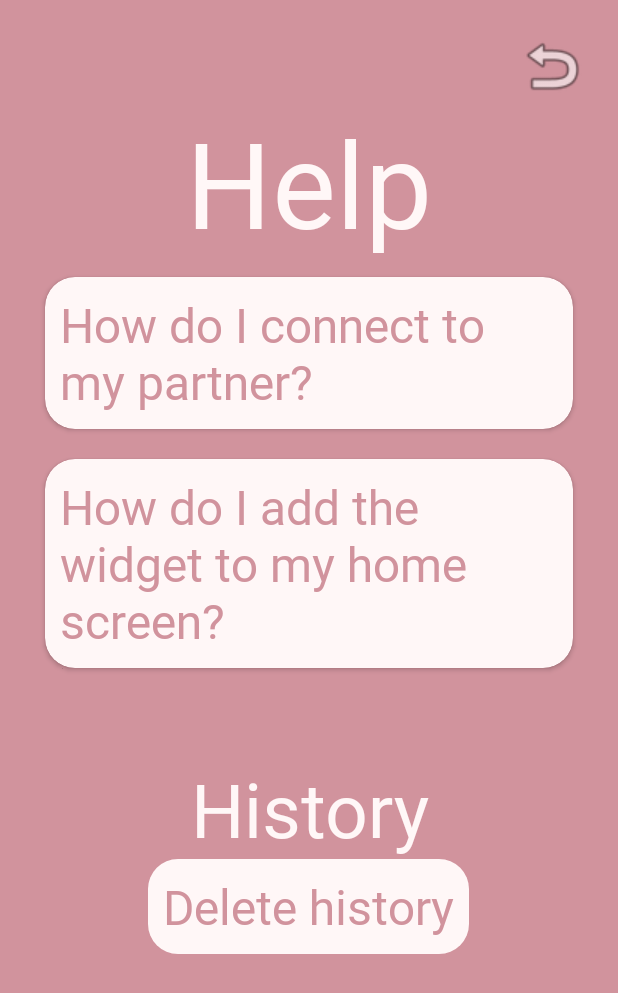
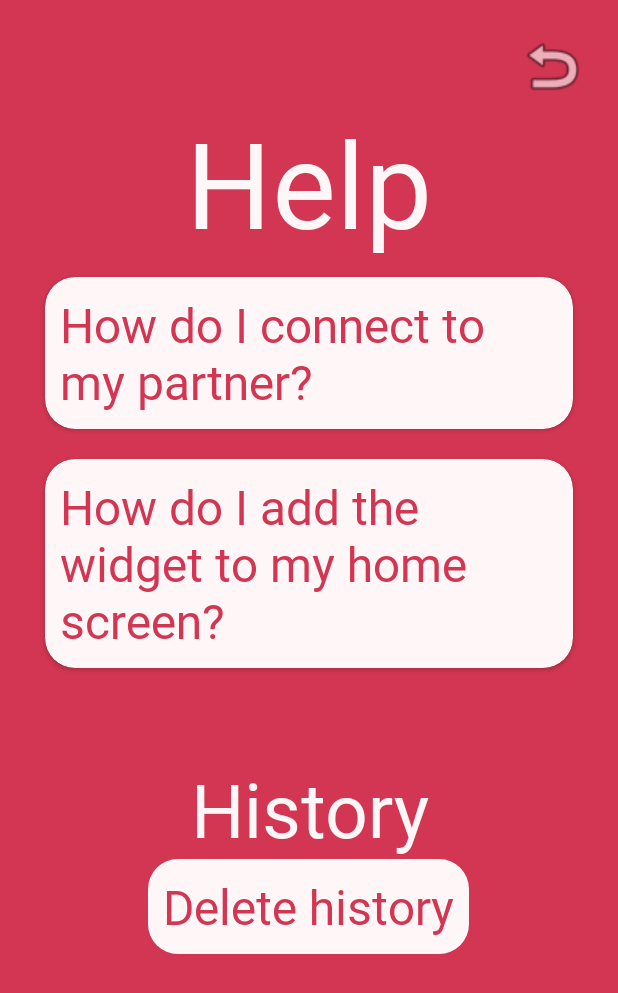
Before and after one commit to NikolaOgnjenovic/Love-Letter, an Android app: the Help screen opened directly, with no data from a screen before it, on a phone screen of 412 x 824 dp. Shown: the top 993 px of the screen. Run offline under Robolectric (Android 15) with nearby library versions, the phone set to English and light mode, and no system bars; our stand-ins replace AdMob.

Commit message:
Changed color, set ads. Final first release???

```diff
--- a/app/src/main/res/layout/activity_help.xml
+++ b/app/src/main/res/layout/activity_help.xml
@@ -149,11 +149,12 @@
     <com.google.android.gms.ads.AdView
         xmlns:ads="http://schemas.android.com/apk/res-auto"
         ads:adSize="BANNER"
-        ads:adUnitId="ca-app-pub-3940256099942544/6300978111"
+        ads:adUnitId="ca-app-pub-8738374268088231/5026078270"
         android:layout_margin="5dp"
         android:layout_gravity="center"
         android:id="@+id/adView"
         android:layout_width="wrap_content"
         android:layout_height="wrap_content" />
-
+    <!--Test ID:ads:adUnitId="ca-app-pub-3940256099942544/6300978111"
+         My ID:  ads:adUnitId="ca-app-pub-8738374268088231/5026078270"-->
 </LinearLayout>
--- a/app/src/main/res/layout/activity_main.xml
+++ b/app/src/main/res/layout/activity_main.xml
@@ -251,10 +251,12 @@
     <com.google.android.gms.ads.AdView
         xmlns:ads="http://schemas.android.com/apk/res-auto"
         ads:adSize="BANNER"
-        ads:adUnitId="ca-app-pub-3940256099942544/6300978111"
+        ads:adUnitId="ca-app-pub-8738374268088231/1392803646"
         android:layout_margin="5dp"
         android:layout_gravity="center"
         android:id="@+id/adView"
         android:layout_width="wrap_content"
         android:layout_height="wrap_content" />
+    <!--Test ID:ads:adUnitId="ca-app-pub-3940256099942544/6300978111"
+     My ID:  ads:adUnitId="ca-app-pub-8738374268088231/1392803646"-->
 </LinearLayout>
--- a/app/src/main/res/layout/widget.xml
+++ b/app/src/main/res/layout/widget.xml
@@ -1,6 +1,6 @@
 <?xml version="1.0" encoding="utf-8"?>
 <RelativeLayout xmlns:android="http://schemas.android.com/apk/res/android"
-    android:background="@drawable/heart"
+    android:background="@drawable/dark_heart"
     android:id="@+id/widget"
     android:layout_width="match_parent"
     android:layout_height="match_parent"
--- a/app/src/main/res/values/colors.xml
+++ b/app/src/main/res/values/colors.xml
@@ -1,6 +1,6 @@
 <?xml version="1.0" encoding="utf-8"?>
 <resources>
     <color name="white">#fff7f7</color>
-    <color name="theme_primary">#d1939d</color>
+    <color name="theme_primary">#d23652</color>
     <color name="theme_secondary">#fff7f7</color>
 </resources>
```
